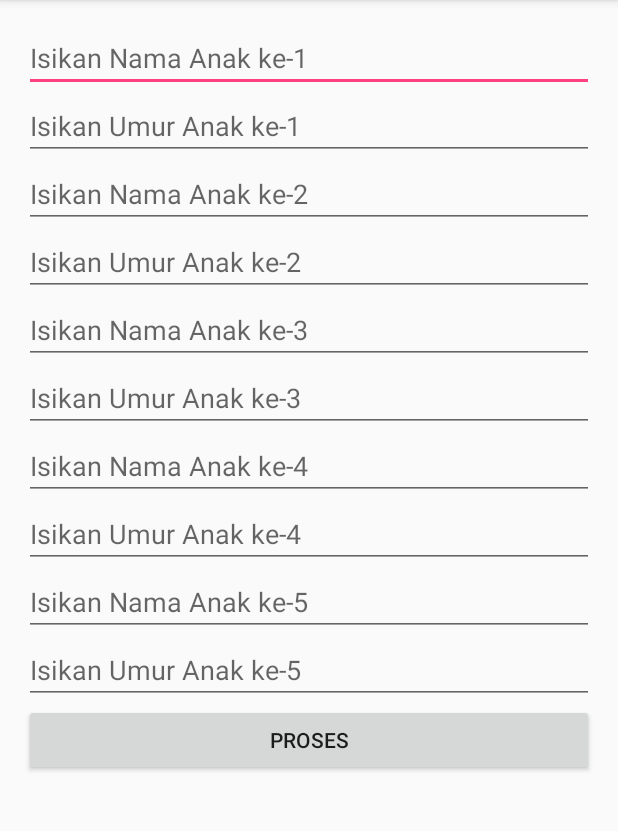
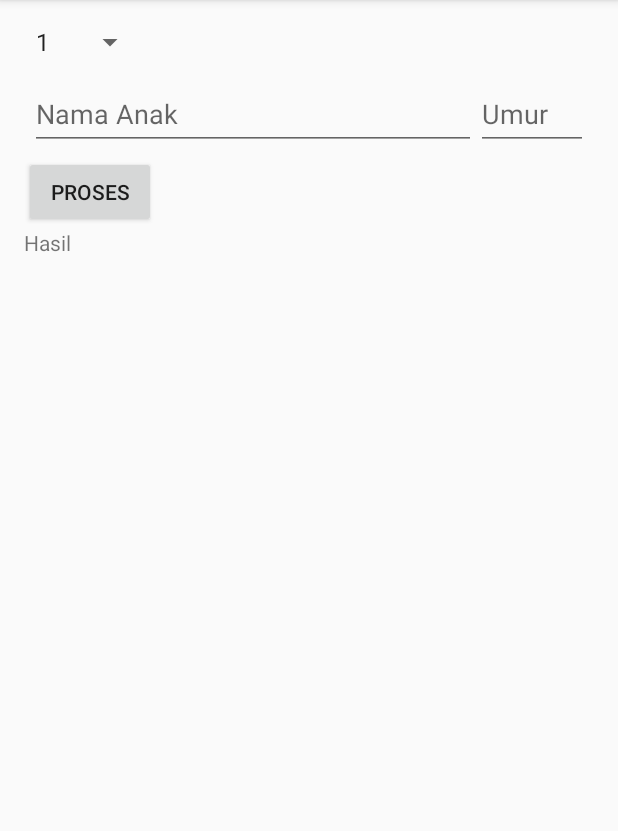
Before and after one commit to puspitarahayu/widget, an Android app: the screen it shows after launch (MainActivity), on a phone screen of 412 x 824 dp, the part 84-915 px from its top. Run offline under Robolectric (Android 15) with nearby library versions, the phone set to English and light mode, and no system bars.

Commit message:
Widget Programming Final Part

```diff
--- a/app/build.gradle
+++ b/app/build.gradle
@@ -23,4 +23,5 @@ dependencies {
     compile fileTree(dir: 'libs', include: ['*.jar'])
     testCompile 'junit:junit:4.12'
     compile 'com.android.support:appcompat-v7:23.3.0'
+    compile 'com.android.support:design:23.3.0'
 }
--- a/app/src/main/java/id/sch/smktelkom_mlg/learn/advancedwidget1/MainActivity.java
+++ b/app/src/main/java/id/sch/smktelkom_mlg/learn/advancedwidget1/MainActivity.java
@@ -2,66 +2,84 @@ package id.sch.smktelkom_mlg.learn.advancedwidget1;
 
 import android.os.Bundle;
 import android.support.v7.app.AppCompatActivity;
-import android.text.InputType;
+import android.view.LayoutInflater;
 import android.view.View;
-import android.widget.Button;
+import android.widget.AdapterView;
+import android.widget.ArrayAdapter;
 import android.widget.EditText;
 import android.widget.LinearLayout;
+import android.widget.Spinner;
 import android.widget.TextView;
 
 public class MainActivity extends AppCompatActivity {
+    Spinner spJumlah;
+    LinearLayout llAnak;
+    TextView tvHasil;
 
     @Override
     protected void onCreate(Bundle savedInstanceState) {
         super.onCreate(savedInstanceState);
         setContentView(R.layout.activity_main);
-        final LinearLayout llMain = (LinearLayout) findViewById(R.id.LinearLayoutMain);
 
-        addEditText(llMain);
+        spJumlah = (Spinner) findViewById(R.id.spinnerJumlahAnak);
+        Integer[] arJumlah = new Integer[10];
+        for (int i = 0; i < 10; i++) {
+            arJumlah[i] = i + 1;
+        }
+        ArrayAdapter adapter = new ArrayAdapter<>(this,
+                android.R.layout.simple_spinner_item, arJumlah);
+        adapter.setDropDownViewResource(android.R.layout.simple_spinner_dropdown_item);
+        spJumlah.setAdapter(adapter);
 
-        Button bProses = new Button(this);
-        bProses.setText("Proses");
-        llMain.addView(bProses);
-        final TextView tvHasil = new TextView(this);
-        llMain.addView(tvHasil);
+        llAnak = (LinearLayout) findViewById(R.id.linearLayoutAnak);
+        tvHasil = (TextView) findViewById(R.id.textViewHasil);
 
-        bProses.setOnClickListener(new View.OnClickListener() {
+        findViewById(R.id.buttonProses).setOnClickListener(new View.OnClickListener() {
             @Override
             public void onClick(View view) {
-                doProses(llMain);
+                doProses();
             }
         });
 
+        spJumlah.setOnItemSelectedListener(new AdapterView.OnItemSelectedListener() {
+            @Override
+            public void onItemSelected(AdapterView<?> adapterView, View view, int i, long l) {
+                addEditText((int) spJumlah.getSelectedItem());
+            }
+
+            @Override
+            public void onNothingSelected(AdapterView<?> adapterView) {
+                //
+            }
+        });
     }
 
-    private void doProses(LinearLayout llMain) {
+    private void addEditText(int jumlah) {
+        llAnak.removeAllViews();
+        for (int i = 1; i <= jumlah; i++) {
+            View v = LayoutInflater.from(this).inflate(R.layout.layout_anak, llAnak, false);
+            v.setTag("Anak" + 1);
+            llAnak.addView(v);
+        }
+    }
+
+    private void doProses() {
+        int jumlah = (int) spJumlah.getSelectedItem();
         String hasil = "";
-        for (int i = 0; i < 5; i++) {
-            EditText etNama = (EditText) llMain.getChildAt(i * 2);
-            EditText etUmur = (EditText) llMain.getChildAt((i * 2) + 1);
+        for (int i = 1; i <= jumlah; i++) {
+            LinearLayout llNow = (LinearLayout) llAnak.findViewWithTag("Anak" + 1);
+
+            EditText etNama = (EditText) llNow.findViewById(R.id.editTextNama);
+            EditText etUmur = (EditText) llNow.findViewById(R.id.editTextUmur);
 
             String nama = etNama.getText().toString().trim();
-            String umur = etUmur.toString().toString();
+            String umur = etUmur.getText().toString();
 
             if (umur.isEmpty())
                 umur = "0";
             if (!nama.isEmpty())
-                hasil += "Anak ke-" + (i + 1) + ": " + nama + " umur " + umur + " tahun\n";
+                hasil += "Anak ke-" + i + ": " + nama + " umur " + umur + " tahun\n";
         }
-        TextView tvHasil = (TextView) llMain.getChildAt(11);
         tvHasil.setText(hasil);
     }
-
-    private void addEditText(LinearLayout llMain) {
-        for (int i = 1; i <= 5; i++) {
-            EditText etNama = new EditText(this);
-            llMain.addView(etNama);
-            etNama.setHint("Isikan Nama Anak ke-" + i);
-
-            EditText etUmur = new EditText(this);
-            llMain.addView(etUmur);
-            etUmur.setHint("Isikan Umur Anak ke-" + i);
-            etUmur.setInputType(InputType.TYPE_CLASS_NUMBER);
-        }
-    }
 }
--- a/app/src/main/res/layout/activity_main.xml
+++ b/app/src/main/res/layout/activity_main.xml
@@ -1,8 +1,11 @@
 <?xml version="1.0" encoding="utf-8"?>
-<LinearLayout xmlns:android="http://schemas.android.com/apk/res/android"
+<ScrollView xmlns:android="http://schemas.android.com/apk/res/android"
     xmlns:tools="http://schemas.android.com/tools"
-    android:id="@+id/LinearLayoutMain"
     android:layout_width="match_parent"
+    android:layout_height="match_parent">
+
+    <LinearLayout
+        android:layout_width="match_parent"
     android:layout_height="match_parent"
     android:orientation="vertical"
     android:paddingBottom="@dimen/activity_vertical_margin"
@@ -11,4 +14,28 @@
     android:paddingTop="@dimen/activity_vertical_margin"
     tools:context="id.sch.smktelkom_mlg.learn.advancedwidget1.MainActivity">
 
-</LinearLayout>
+        <Spinner
+            android:id="@+id/spinnerJumlahAnak"
+            android:layout_width="wrap_content"
+            android:layout_height="wrap_content" />
+
+        <LinearLayout
+            android:id="@+id/linearLayoutAnak"
+            android:layout_width="match_parent"
+            android:layout_height="match_parent"
+            android:orientation="vertical"></LinearLayout>
+
+        <Button
+            android:id="@+id/buttonProses"
+            android:layout_width="wrap_content"
+            android:layout_height="wrap_content"
+            android:text="Proses" />
+
+        <TextView
+            android:id="@+id/textViewHasil"
+            android:layout_width="wrap_content"
+            android:layout_height="wrap_content"
+            android:text="Hasil" />
+
+    </LinearLayout>
+</ScrollView>
--- /dev/null
+++ b/app/src/main/res/layout/layout_anak.xml
@@ -0,0 +1,34 @@
+<?xml version="1.0" encoding="utf-8"?>
+<LinearLayout xmlns:android="http://schemas.android.com/apk/res/android"
+    android:layout_width="match_parent"
+    android:layout_height="match_parent"
+    android:padding="4dp"
+    android:weightSum="1">
+
+    <android.support.design.widget.TextInputLayout
+        android:layout_width="0dp"
+        android:layout_height="wrap_content"
+        android:layout_weight="0.8">
+
+        <android.support.design.widget.TextInputEditText
+            android:id="@+id/editTextNama"
+            android:layout_width="match_parent"
+            android:layout_height="match_parent"
+            android:hint="Nama Anak" />
+
+    </android.support.design.widget.TextInputLayout>
+
+    <android.support.design.widget.TextInputLayout
+        android:layout_width="0dp"
+        android:layout_height="wrap_content"
+        android:layout_weight="0.2">
+
+        <android.support.design.widget.TextInputEditText
+            android:id="@+id/editTextUmur"
+            android:layout_width="match_parent"
+            android:layout_height="match_parent"
+            android:hint="Umur" />
+
+    </android.support.design.widget.TextInputLayout>
+
+</LinearLayout>
```
